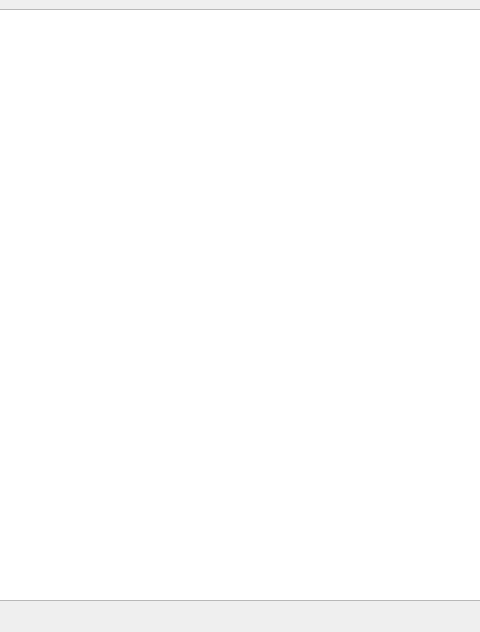
This is Frontend/XML_Editor/mainwindow.ui in Loayelshall/XML-Editor as Qt 5 draws it before an edit; both pictures show x 443 to 923 and y 0 to 632 of the 1048 by 632 pixel window. The edited form follows.
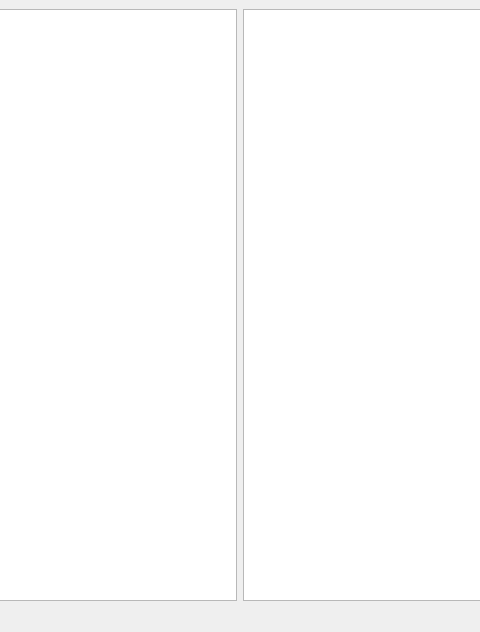
This is the edited form.

Commit message: Performance and same file multi openenings fixes

```diff
--- a/Frontend/XML_Editor/mainwindow.ui
+++ b/Frontend/XML_Editor/mainwindow.ui
@@ -140,25 +140,18 @@
        </layout>
       </item>
       <item>
-       <widget class="QTextEdit" name="textEdit">
-        <property name="minimumSize">
-         <size>
-          <width>500</width>
-          <height>0</height>
-         </size>
+       <widget class="QPlainTextEdit" name="plainTextEdit">
+        <property name="enabled">
+         <bool>true</bool>
         </property>
-        <property name="markdown">
-         <string/>
-        </property>
-        <property name="html">
-         <string>&lt;!DOCTYPE HTML PUBLIC &quot;-//W3C//DTD HTML 4.0//EN&quot; &quot;http://www.w3.org/TR/REC-html40/strict.dtd&quot;&gt;
-&lt;html&gt;&lt;head&gt;&lt;meta name=&quot;qrichtext&quot; content=&quot;1&quot; /&gt;&lt;style type=&quot;text/css&quot;&gt;
-p, li { white-space: pre-wrap; }
-&lt;/style&gt;&lt;/head&gt;&lt;body style=&quot; font-family:'MS Shell Dlg 2'; font-size:8pt; font-weight:400; font-style:normal;&quot;&gt;
-&lt;p style=&quot;-qt-paragraph-type:empty; margin-top:0px; margin-bottom:0px; margin-left:0px; margin-right:0px; -qt-block-indent:0; text-indent:0px;&quot;&gt;&lt;br /&gt;&lt;/p&gt;&lt;/body&gt;&lt;/html&gt;</string>
+        <property name="readOnly">
+         <bool>true</bool>
         </property>
        </widget>
       </item>
+      <item>
+       <widget class="QTextBrowser" name="textBrowser"/>
+      </item>
      </layout>
     </item>
    </layout>
```
The commit also changes 2 other files.
